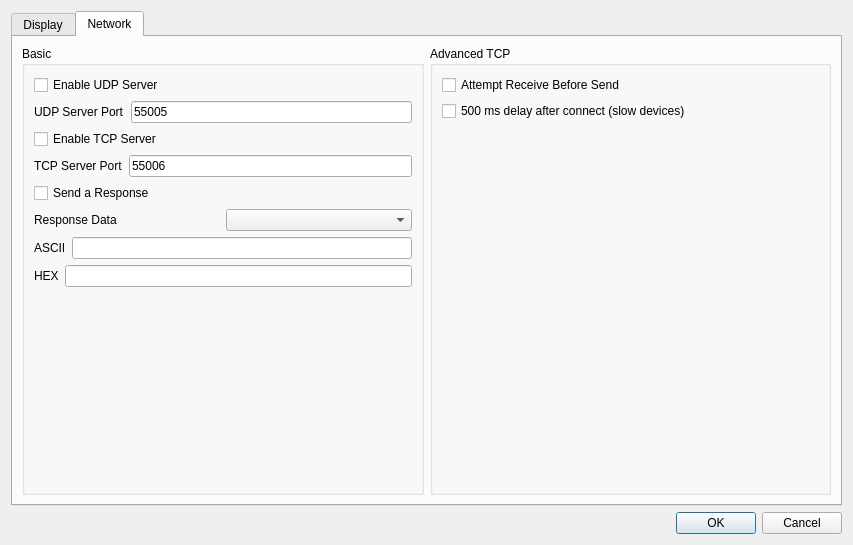
Above: src/settings.ui from dannagle/PacketSender before the change. Below: the same form after it.
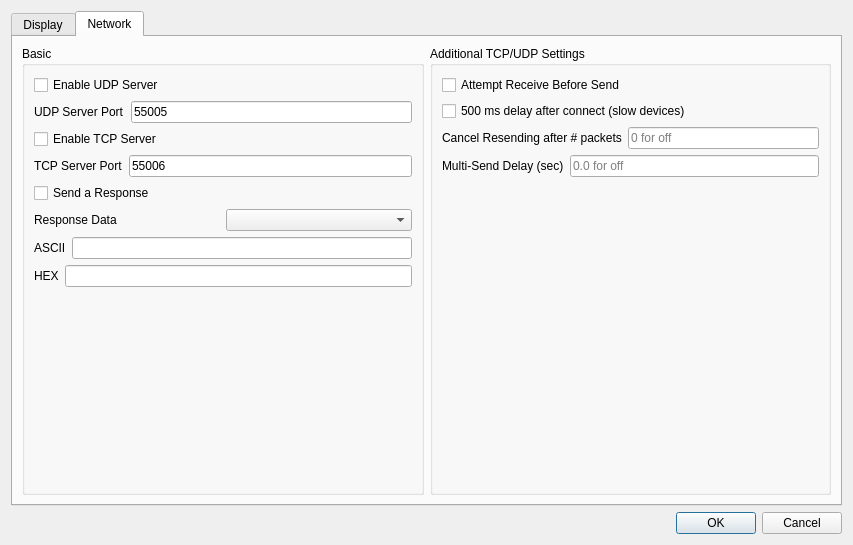
That is the form after the change. The open tabs and pages were chosen to show the change.

Commit message: added cancel after X resends. Started on multisend delay.

The edit to the form file:
```diff
--- a/src/settings.ui
+++ b/src/settings.ui
@@ -284,7 +284,7 @@
        <item>
         <widget class="QGroupBox" name="groupBox_4">
          <property name="title">
-          <string>Advanced TCP</string>
+          <string>Additional TCP/UDP Settings</string>
          </property>
          <layout class="QVBoxLayout" name="verticalLayout_20">
           <item>
@@ -302,14 +302,50 @@
            </widget>
           </item>
           <item>
-           <spacer name="verticalSpacer_8">
+           <layout class="QHBoxLayout" name="horizontalLayout_2">
+            <item>
+             <widget class="QLabel" name="label_2">
+              <property name="text">
+               <string>Cancel Resending after # packets</string>
+              </property>
+             </widget>
+            </item>
+            <item>
+             <widget class="QLineEdit" name="cancelResendNumEdit">
+              <property name="placeholderText">
+               <string>0 for off</string>
+              </property>
+             </widget>
+            </item>
+           </layout>
+          </item>
+          <item>
+           <layout class="QHBoxLayout" name="horizontalLayout">
+            <item>
+             <widget class="QLabel" name="multiSendDelayLabel">
+              <property name="text">
+               <string>Multi-Send Delay (sec)</string>
+              </property>
+             </widget>
+            </item>
+            <item>
+             <widget class="QLineEdit" name="multiSendDelayEdit">
+              <property name="placeholderText">
+               <string>0.0 for off</string>
+              </property>
+             </widget>
+            </item>
+           </layout>
+          </item>
+          <item>
+           <spacer name="verticalSpacer">
             <property name="orientation">
              <enum>Qt::Vertical</enum>
             </property>
             <property name="sizeHint" stdset="0">
              <size>
               <width>20</width>
-              <height>228</height>
+              <height>40</height>
              </size>
             </property>
            </spacer>
```
Left out of the diff: 2 changed lines with no effect on the pictures. The commit also changes 3 other files.
